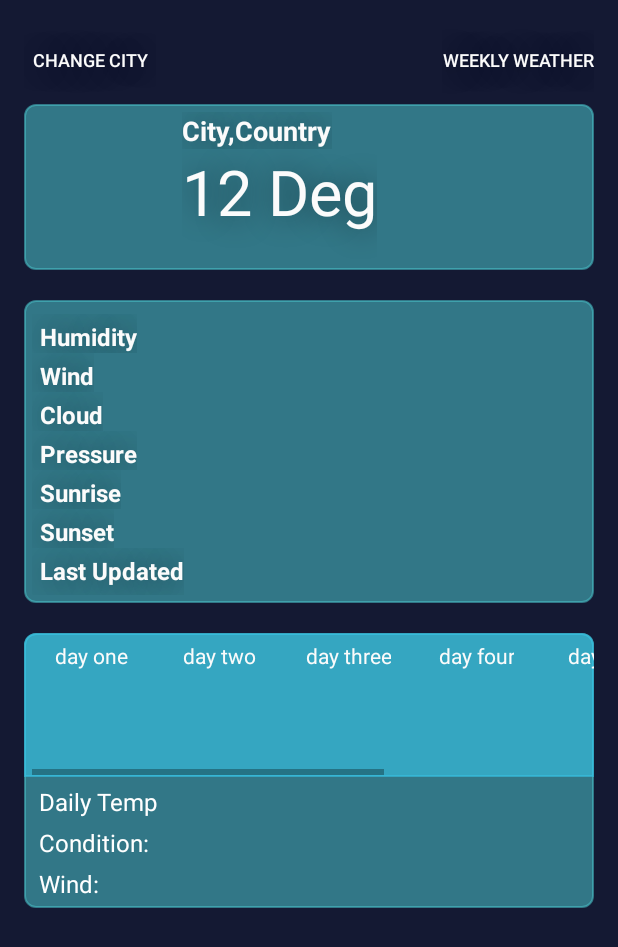
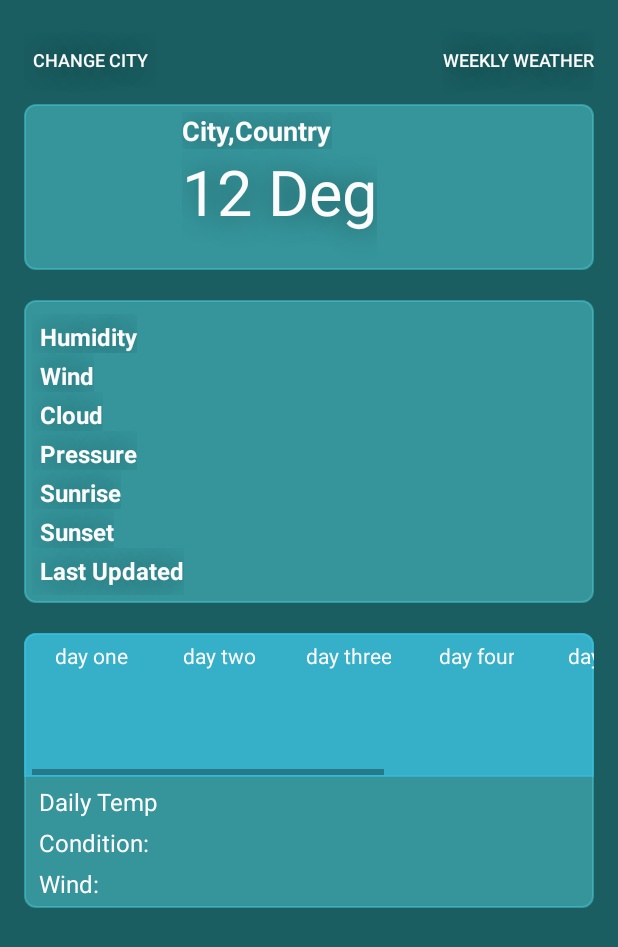
Before and after one commit to ahmeturun/Wheather-App, an Android app: the layout activity_main.xml on its own in the app's theme, with its tools: preview values and no code run, on a phone screen of 412 x 824 dp. Shown: the top 947 px of the screen. Run offline under Robolectric (Android 15) with nearby library versions, the phone set to English and light mode, and no system bars; network calls fail.

Commit message:
color changes

```diff
--- a/app/src/main/java/android/test/com/theweatherapp/MainActivity.java
+++ b/app/src/main/java/android/test/com/theweatherapp/MainActivity.java
@@ -63,9 +63,9 @@ public class MainActivity extends FragmentActivity {
 
 
         //blurrying the background
-        Bitmap myBackgroundFile = BitmapFactory.decodeResource(MainActivity.this.getResources(), R.drawable.beach);
-        Bitmap blurredBitmap = BlurBuilder.blur(MainActivity.this,myBackgroundFile);
-        relativeLayout.setBackgroundDrawable( new BitmapDrawable( getResources(), blurredBitmap ) );
+        //Bitmap myBackgroundFile = BitmapFactory.decodeResource(MainActivity.this.getResources(), R.drawable.beach);
+        //Bitmap blurredBitmap = BlurBuilder.blur(MainActivity.this,myBackgroundFile);
+        //relativeLayout.setBackgroundDrawable( new BitmapDrawable( getResources(), blurredBitmap ) );
 
         weekly_weather_btn.setOnClickListener(new View.OnClickListener() {
             @Override
--- a/app/src/main/res/layout-v14/content_main.xml
+++ b/app/src/main/res/layout-v14/content_main.xml
@@ -14,7 +14,7 @@
     tools:context="android.test.com.theweatherapp.MainActivity"
     tools:showIn="@layout/activity_main"
     android:animationCache="false"
-    android:background="#141933">
+    android:background="#1b5e61">
 
     <Button
         android:layout_width="wrap_content"
--- a/app/src/main/res/values/colors.xml
+++ b/app/src/main/res/values/colors.xml
@@ -1,6 +1,6 @@
 <?xml version="1.0" encoding="utf-8"?>
 <resources>
-    <color name="colorPrimary">#3F51B5</color>
+    <color name="colorPrimary">#37bedf</color>
     <color name="colorPrimaryDark">#303F9F</color>
     <color name="colorAccent">#FF4081</color>
     <color name="light_font">#FBFBFB</color>
@@ -9,7 +9,7 @@
     <color name="text_shadow_white">#FFFFFF</color>
     <color name="transparent">#00ffffff</color>
     <color name="white">#fff</color>
-    <color name="best">#234359</color>
+    <color name="best">#37bedf</color>
     <color name="daily_weather_color">#2a8da5</color>
     <color name="normal_color">#37bedf</color>
 </resources>
```
